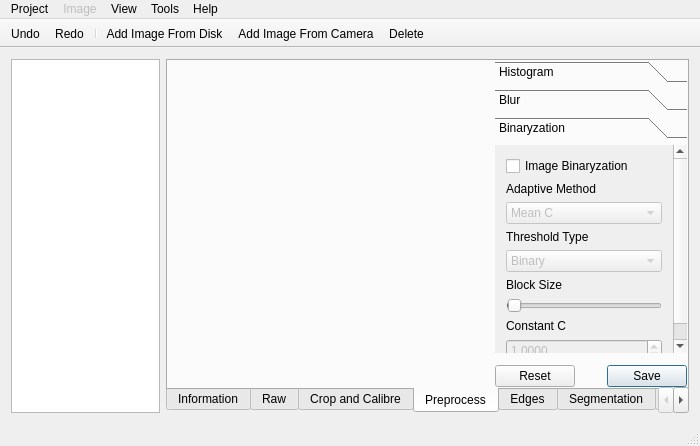
Before: the Qt Designer form gui/mainwindow.ui in librehat/caiga, drawn with Qt 5.
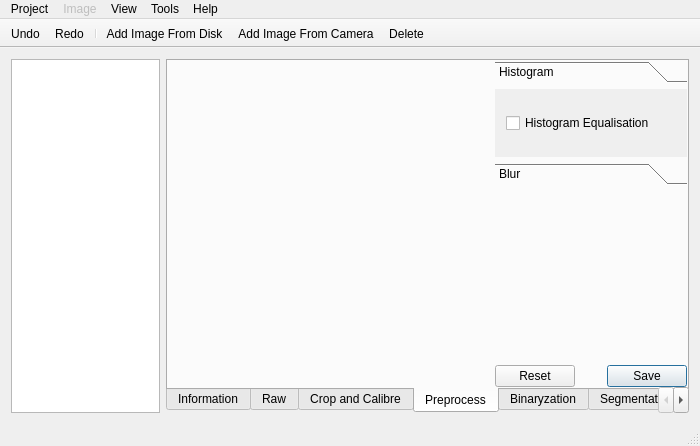
After: the same form once the commit is applied. The open tabs and pages were chosen to show the change. Icons and pictures are not drawn. Custom widgets are drawn as their Qt base class.

Commit message: merge binaryzation and canny. floodfill WIP.

```diff
--- a/gui/mainwindow.ui
+++ b/gui/mainwindow.ui
@@ -243,15 +243,15 @@
            </sizepolicy>
           </property>
           <property name="currentIndex">
-           <number>2</number>
+           <number>0</number>
           </property>
           <widget class="QWidget" name="histogramPage">
            <property name="geometry">
             <rect>
              <x>0</x>
              <y>0</y>
-             <width>178</width>
-             <height>40</height>
+             <width>193</width>
+             <height>73</height>
             </rect>
            </property>
            <attribute name="label">
@@ -405,134 +405,6 @@
             </item>
            </layout>
           </widget>
-          <widget class="QWidget" name="binaryzationPage">
-           <property name="geometry">
-            <rect>
-             <x>0</x>
-             <y>0</y>
-             <width>159</width>
-             <height>256</height>
-            </rect>
-           </property>
-           <attribute name="label">
-            <string>Binaryzation</string>
-           </attribute>
-           <layout class="QVBoxLayout" name="verticalLayout_2">
-            <item>
-             <widget class="QCheckBox" name="binaryzationCheckBox">
-              <property name="text">
-               <string>Image Binaryzation</string>
-              </property>
-             </widget>
-            </item>
-            <item>
-             <widget class="QLabel" name="binaryzationMethodLabel">
-              <property name="text">
-               <string>Adaptive Method</string>
-              </property>
-             </widget>
-            </item>
-            <item>
-             <widget class="QComboBox" name="binaryzationMethodComboBox">
-              <property name="enabled">
-               <bool>false</bool>
-              </property>
-              <item>
-               <property name="text">
-                <string>Mean C</string>
-               </property>
-              </item>
-              <item>
-               <property name="text">
-                <string>Gaussian C</string>
-               </property>
-              </item>
-             </widget>
-            </item>
-            <item>
-             <widget class="QLabel" name="binaryzationTypeLabel">
-              <property name="text">
-               <string>Threshold Type</string>
-              </property>
-             </widget>
-            </item>
-            <item>
-             <widget class="QComboBox" name="binaryzationTypeComboBox">
-              <property name="enabled">
-               <bool>false</bool>
-              </property>
-              <item>
-               <property name="text">
-                <string>Binary</string>
-               </property>
-              </item>
-              <item>
-               <property name="text">
-                <string>Binary Invert</string>
-               </property>
-              </item>
-             </widget>
-            </item>
-            <item>
-             <widget class="QLabel" name="binaryzationSizeLabel">
-              <property name="text">
-               <string>Block Size</string>
-              </property>
-             </widget>
-            </item>
-            <item>
-             <widget class="QSlider" name="binaryzationSizeSlider">
-              <property name="enabled">
-               <bool>false</bool>
-              </property>
-              <property name="minimum">
-               <number>2</number>
-              </property>
-              <property name="maximum">
-               <number>999</number>
-              </property>
-              <property name="pageStep">
-               <number>1</number>
-              </property>
-              <property name="value">
-               <number>10</number>
-              </property>
-              <property name="orientation">
-               <enum>Qt::Horizontal</enum>
-              </property>
-             </widget>
-            </item>
-            <item>
-             <widget class="QLabel" name="binaryzationCLabel">
-              <property name="text">
-               <string>Constant C</string>
-              </property>
-             </widget>
-            </item>
-            <item>
-             <widget class="QDoubleSpinBox" name="binaryzationCDoubleSpinBox">
-              <property name="enabled">
-               <bool>false</bool>
-              </property>
-              <property name="decimals">
-               <number>4</number>
-              </property>
-              <property name="minimum">
-               <double>-99.999899999999997</double>
-              </property>
-              <property name="maximum">
-               <double>99.999899999999997</double>
-              </property>
-              <property name="singleStep">
-               <double>0.500000000000000</double>
-              </property>
-              <property name="value">
-               <double>1.000000000000000</double>
-              </property>
-             </widget>
-            </item>
-           </layout>
-          </widget>
          </widget>
         </item>
         <item row="0" column="0" rowspan="3">
@@ -562,7 +434,7 @@
       </widget>
       <widget class="QWidget" name="edgesTab">
        <attribute name="title">
-        <string>Edges</string>
+        <string>Binaryzation</string>
        </attribute>
        <layout class="QGridLayout" name="gridLayout_2">
         <property name="margin">
```
Left out of the diff: 122 changed lines with no effect on the pictures. The commit also changes 2 other files.
